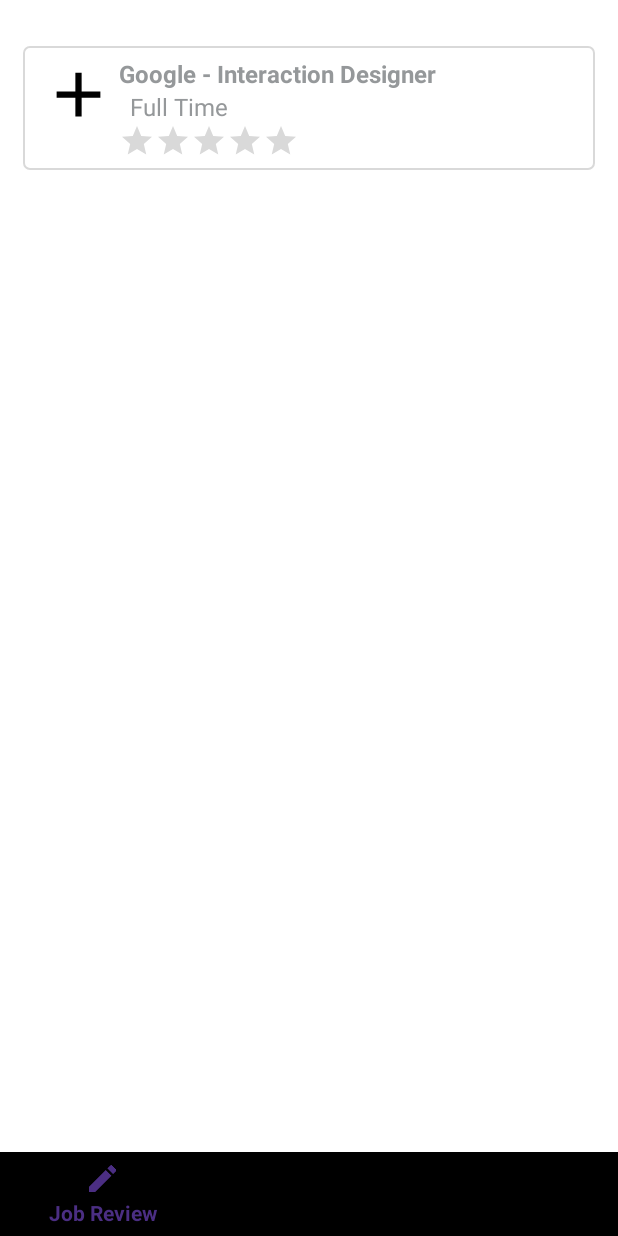
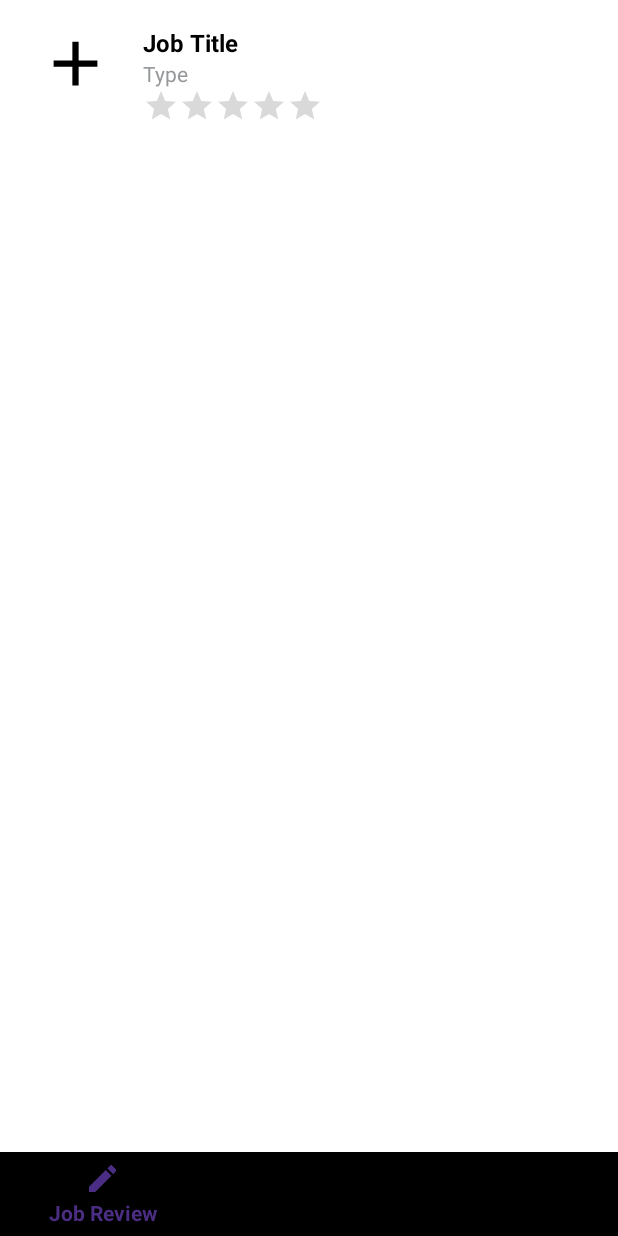
Before and after one commit to JunfeiZhang/GlassDub, an Android app: the layout activity_job_page.xml on its own in the app's theme, with its tools: preview values and no code run, on a phone screen of 412 x 824 dp. Run offline under Robolectric (Android 15) with nearby library versions, the phone set to English and light mode, and no system bars.

Commit message:
minor UI changes

```diff
--- a/app/src/main/res/layout/activity_job_page.xml
+++ b/app/src/main/res/layout/activity_job_page.xml
@@ -33,43 +33,44 @@
             <LinearLayout
                 android:layout_width="match_parent"
                 android:layout_height="wrap_content"
-                android:orientation="horizontal"
-                style="@style/CardTheme">
+                android:orientation="horizontal">
 
                 <ImageView
                     android:id="@+id/JPlogo"
-                    android:layout_width="0dip"
-                    android:layout_weight="0.15"
+                    android:layout_width="70dp"
                     android:layout_height="50dp"
-                    android:scaleType="fitCenter"
-                    android:src="@drawable/ic_add_black_24dp" />
+                    android:gravity="right"
+                    android:src="@drawable/ic_add_black_24dp"
+                    android:layout_marginEnd="10dp"/>
 
                 <LinearLayout
-                    android:layout_width="0dip"
-                    android:layout_weight="0.85"
+                    android:layout_width="wrap_content"
                     android:layout_height="wrap_content"
                     android:orientation="vertical">
 
                     <TextView
-                        android:text="Google - Interaction Designer"
-                        android:textAppearance="@style/SubtitleTheme"
-                        android:textColor="@color/mediumgrey"
+                        android:id="@+id/JPjob"
+                        style="@style/SubtitleTheme"
                         android:layout_width="wrap_content"
                         android:layout_height="wrap_content"
-                        android:id="@+id/JPjob" />
-
+                        android:text="Job Title"
+                        android:textColor="@color/black" />
 
                     <TextView
-                        android:text="Full Time"
-                        android:layout_width="match_parent"
+                        android:id="@+id/JPtype"
+                        style="@style/SubtitleTheme"
+                        android:textStyle="normal"
+                        android:layout_width="wrap_content"
                         android:layout_height="wrap_content"
-                        android:id="@+id/JPtype"
-                        style="@style/ContentTheme"/>
+                        android:textSize="@dimen/font_size_medium"
+                        android:text="Type"
+                        android:textColor="@color/mediumgrey" />
 
                     <include
                         android:id="@+id/JPrating"
                         layout="@layout/list_of_stars" />
                 </LinearLayout>
+
             </LinearLayout>
 
             <!--<ListView-->
--- a/app/src/main/res/layout/fragment_home.xml
+++ b/app/src/main/res/layout/fragment_home.xml
@@ -32,6 +32,7 @@
                 android:layout_width="match_parent"
                 android:layout_height="wrap_content"
                 android:text="Search Companies and Jobs"
+                android:textColor="@color/mediumgrey"
                 android:textAppearance="@style/TextAppearance.AppCompat.Large"
                 android:layout_marginTop="10dp"
                 android:layout_gravity="center"
```
